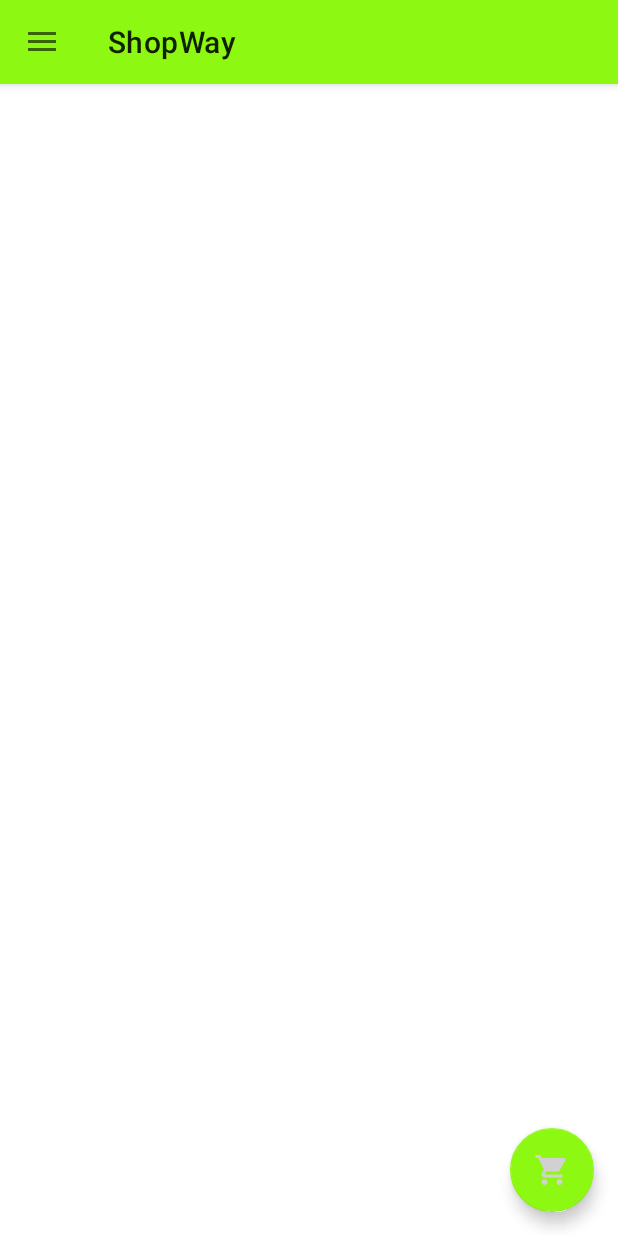
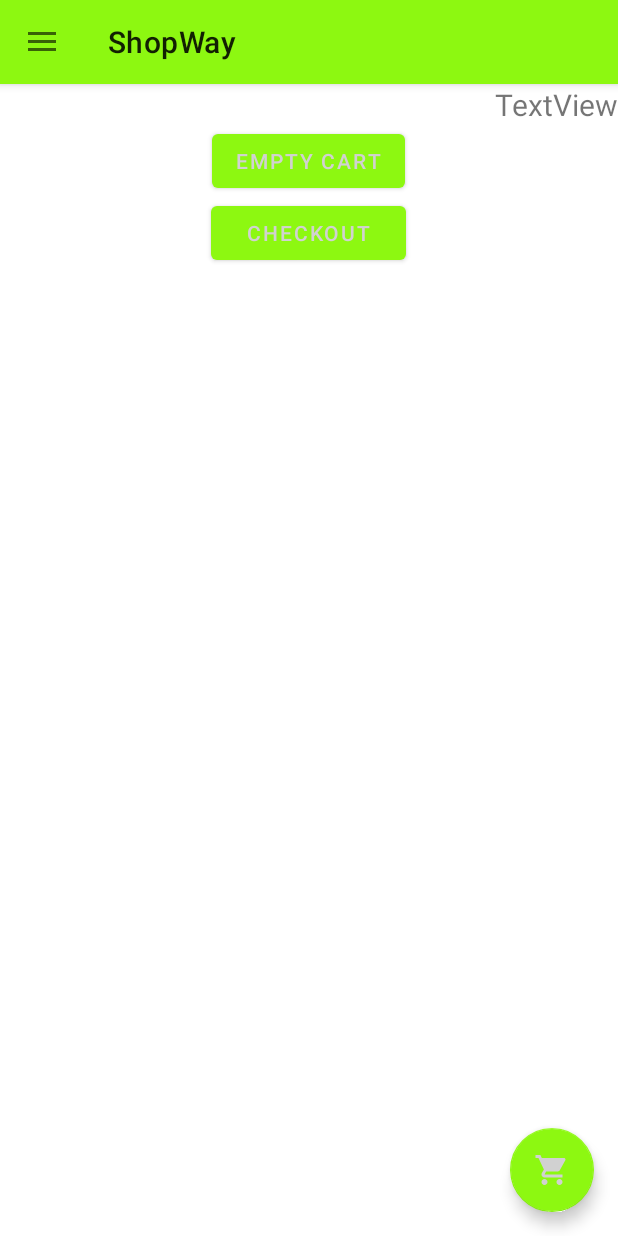
Before and after one commit to ETS-Android1/ShopWay, an Android app: the screen it shows after launch once a user with an empty profile is signed in (MainActivity), in the side drawer, after a tap on "Shopping Cart", on a phone screen of 412 x 824 dp. Run offline under Robolectric (Android 15) with nearby library versions, the phone set to English and light mode, and no system bars; our stand-ins replace Firebase (no records; nobody signed in at launch, a user with empty details on screens opened directly), navigation-ui; libraries missing offline, so code that uses them is left out: com.firebase.ui.

Commit message:
cart works with addmore and remove, still no DB :(

```diff
--- a/app/src/main/java/com/example/shopway/model/ItemRepository.java
+++ b/app/src/main/java/com/example/shopway/model/ItemRepository.java
@@ -42,4 +42,9 @@ public class ItemRepository {
     {
         return itemDAO.showCartItems();
     }
+
+    public void emptyCart()
+    {
+      itemDAO.emptyCart();
+    }
 }
--- a/app/src/main/java/com/example/shopway/ui/CartFragment.java
+++ b/app/src/main/java/com/example/shopway/ui/CartFragment.java
@@ -10,6 +10,8 @@ import androidx.recyclerview.widget.RecyclerView;
 import android.view.LayoutInflater;
 import android.view.View;
 import android.view.ViewGroup;
+import android.widget.Button;
+import android.widget.TextView;
 
 import com.example.shopway.R;
 import com.example.shopway.model.Item;
@@ -20,10 +22,16 @@ public class CartFragment extends Fragment implements CartAdapter.OnListItemClic
     private CartViewModel viewModel;
     CartAdapter adapter;
     RecyclerView itemsList;
+    TextView orderPrice;
+    Button checkout;
+    Button emptyCart;
+
 
     @Override
     public void onCreate(Bundle savedInstanceState) {
         super.onCreate(savedInstanceState);
+
+
 
     }
 
@@ -40,6 +48,11 @@ public class CartFragment extends Fragment implements CartAdapter.OnListItemClic
         itemsList.setLayoutManager(new LinearLayoutManager(this.getContext()));
         itemsList.setAdapter(adapter);
 
+        checkout = view.findViewById(R.id.cashout_button);
+        emptyCart = view.findViewById(R.id.empty_cart_button);
+
+        emptyCart.setOnClickListener(v -> viewModel.emptyCart());
+
         return view;
     }
 
--- a/app/src/main/java/com/example/shopway/ui/CartViewModel.java
+++ b/app/src/main/java/com/example/shopway/ui/CartViewModel.java
@@ -31,5 +31,10 @@ public class CartViewModel extends AndroidViewModel {
         repository.deleteCartItem(item);
     }
 
+    public void emptyCart()
+    {
+        repository.emptyCart();
+    }
+
 
 }
--- a/app/src/main/java/com/example/shopway/ui/MainActivity.java
+++ b/app/src/main/java/com/example/shopway/ui/MainActivity.java
@@ -32,6 +32,7 @@ public class MainActivity extends AppCompatActivity {
     protected void onCreate(Bundle savedInstanceState) {
         super.onCreate(savedInstanceState);
         setContentView(R.layout.activity_main);
+
 
         viewModel = new ViewModelProvider(this).get(MainActivityViewModel.class);
         viewModel.init();
--- a/app/src/main/java/com/example/shopway/ui/MainActivityViewModel.java
+++ b/app/src/main/java/com/example/shopway/ui/MainActivityViewModel.java
@@ -6,6 +6,7 @@ import androidx.annotation.NonNull;
 import androidx.lifecycle.AndroidViewModel;
 import androidx.lifecycle.LiveData;
 
+import com.example.shopway.model.ItemRepository;
 import com.example.shopway.model.UserRepository;
 import com.google.firebase.auth.FirebaseUser;
 
@@ -13,10 +14,12 @@ import org.jetbrains.annotations.NotNull;
 
 public class MainActivityViewModel extends AndroidViewModel {
     private final UserRepository repository;
+    private final ItemRepository itemRepository;
 
     public MainActivityViewModel(Application application) {
         super(application);
         repository = UserRepository.getInstance(application);
+        itemRepository = ItemRepository.getInstance();
     }
 
     public void init()
@@ -33,4 +36,5 @@ public class MainActivityViewModel extends AndroidViewModel {
     {
         repository.signOut();
     }
+
 }
--- a/app/src/main/java/com/example/shopway/ui/ShopItemsFragment.java
+++ b/app/src/main/java/com/example/shopway/ui/ShopItemsFragment.java
@@ -53,6 +53,7 @@ public class ShopItemsFragment extends Fragment implements ShopItemsAdapter.OnLi
     @Override
     public void onListItemClick(int clickedItemIndex) {
         Item newItem = adapter.items.get(clickedItemIndex);
+        newItem.setQuantity();
         viewModel.addCartItem(newItem);
         Snackbar addSnack = Snackbar.make(itemsRecyclerList,newItem.getName()
                 + " added to cart!", Snackbar.LENGTH_SHORT).setAction("Undo", view -> {
--- a/app/src/main/res/layout/fragment_shopping_cart.xml
+++ b/app/src/main/res/layout/fragment_shopping_cart.xml
@@ -3,12 +3,36 @@
     xmlns:android="http://schemas.android.com/apk/res/android"
     xmlns:tools="http://schemas.android.com/tools"
     android:layout_width="match_parent"
+    android:orientation="vertical"
     android:layout_height="match_parent"
     tools:context=".ui.CartFragment">
 
     <androidx.recyclerview.widget.RecyclerView
         android:layout_width="match_parent"
-        android:layout_height="match_parent"
+        android:layout_height="wrap_content"
         android:id="@+id/cartRecycler"
         />
+    <TextView
+        android:id="@+id/total_price_order"
+        android:layout_width="wrap_content"
+        android:layout_height="wrap_content"
+        android:textSize="20dp"
+        android:layout_gravity="right"
+        android:text="TextView" />
+
+    <Button
+        android:id="@+id/empty_cart_button"
+        android:layout_width="wrap_content"
+        android:layout_height="wrap_content"
+        android:layout_gravity="center"
+        android:text="Empty Cart" />
+
+    <Button
+        android:id="@+id/cashout_button"
+        android:layout_width="130dp"
+        android:layout_height="wrap_content"
+        android:layout_gravity="center"
+        android:text="CheckOut" />
+
+
 </androidx.appcompat.widget.LinearLayoutCompat>
```
Also changed, not shown: app/src/main/java/com/example/shopway/model/ItemDAO.java (+14 -6 lines).
